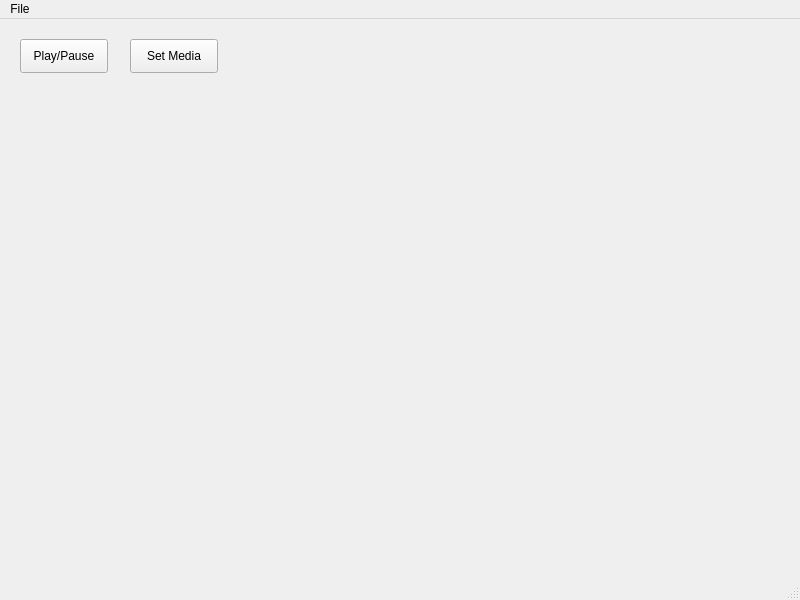
First picture: the form in player.ui, repository alee14-projects/erable-godot, before the edit.
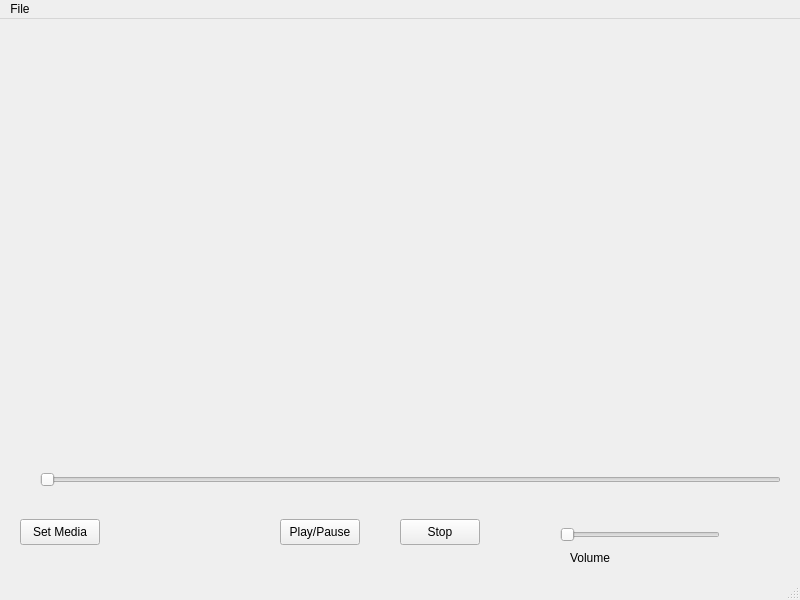
Second picture: the form after the edit.

Commit message: Making the file dialog a variable and added stop button

The edit to the form file:
```diff
--- a/player.ui
+++ b/player.ui
@@ -18,9 +18,25 @@
     <property name="geometry">
      <rect>
       <x>20</x>
-      <y>20</y>
-      <width>88</width>
-      <height>34</height>
+      <y>500</y>
+      <width>80</width>
+      <height>26</height>
+     </rect>
+    </property>
+    <property name="text">
+     <string>Set Media</string>
+    </property>
+    <property name="flat">
+     <bool>false</bool>
+    </property>
+   </widget>
+   <widget class="QPushButton" name="playButton">
+    <property name="geometry">
+     <rect>
+      <x>280</x>
+      <y>500</y>
+      <width>80</width>
+      <height>26</height>
      </rect>
     </property>
     <property name="text">
@@ -32,18 +48,72 @@
     <property name="checked">
      <bool>false</bool>
     </property>
+    <property name="flat">
+     <bool>false</bool>
+    </property>
    </widget>
-   <widget class="QPushButton" name="mediaButton">
+   <widget class="QSlider" name="volumeSlider">
     <property name="geometry">
      <rect>
-      <x>130</x>
-      <y>20</y>
-      <width>88</width>
-      <height>34</height>
+      <x>560</x>
+      <y>500</y>
+      <width>160</width>
+      <height>31</height>
      </rect>
     </property>
+    <property name="value">
+     <number>0</number>
+    </property>
+    <property name="orientation">
+     <enum>Qt::Horizontal</enum>
+    </property>
+    <property name="tickPosition">
+     <enum>QSlider::NoTicks</enum>
+    </property>
+    <property name="tickInterval">
+     <number>0</number>
+    </property>
+   </widget>
+   <widget class="QPushButton" name="stopButton">
+    <property name="geometry">
+     <rect>
+      <x>400</x>
+      <y>500</y>
+      <width>80</width>
+      <height>26</height>
+     </rect>
+    </property>
     <property name="text">
-     <string>Set Media</string>
+     <string>Stop</string>
+    </property>
+    <property name="flat">
+     <bool>false</bool>
+    </property>
+   </widget>
+   <widget class="QLabel" name="label">
+    <property name="geometry">
+     <rect>
+      <x>570</x>
+      <y>530</y>
+      <width>58</width>
+      <height>18</height>
+     </rect>
+    </property>
+    <property name="text">
+     <string>Volume</string>
+    </property>
+   </widget>
+   <widget class="QSlider" name="playbackSlider">
+    <property name="geometry">
+     <rect>
+      <x>40</x>
+      <y>445</y>
+      <width>741</width>
+      <height>31</height>
+     </rect>
+    </property>
+    <property name="orientation">
+     <enum>Qt::Horizontal</enum>
     </property>
    </widget>
   </widget>
```
Left out of the diff: 4 changed lines with no effect on the pictures. The commit also changes 2 other files.
